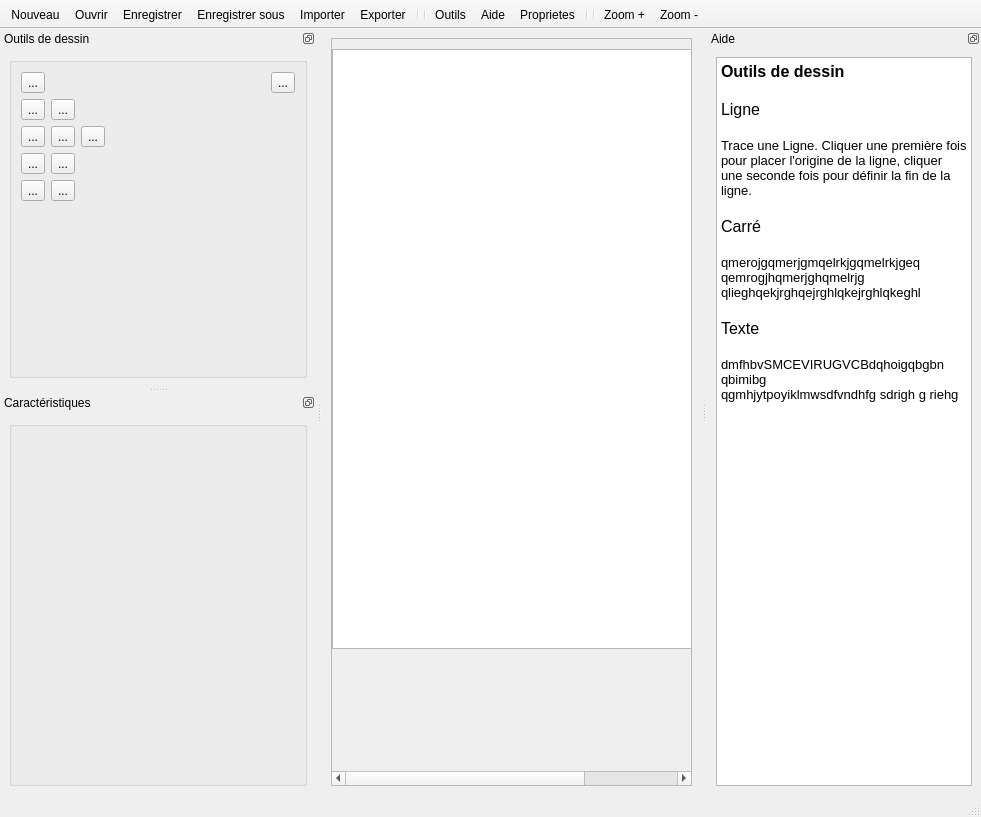
Before: the Qt Designer form mainwindow.ui in BARRY-JN/M1---vectorial-draw-application, drawn with Qt 5.
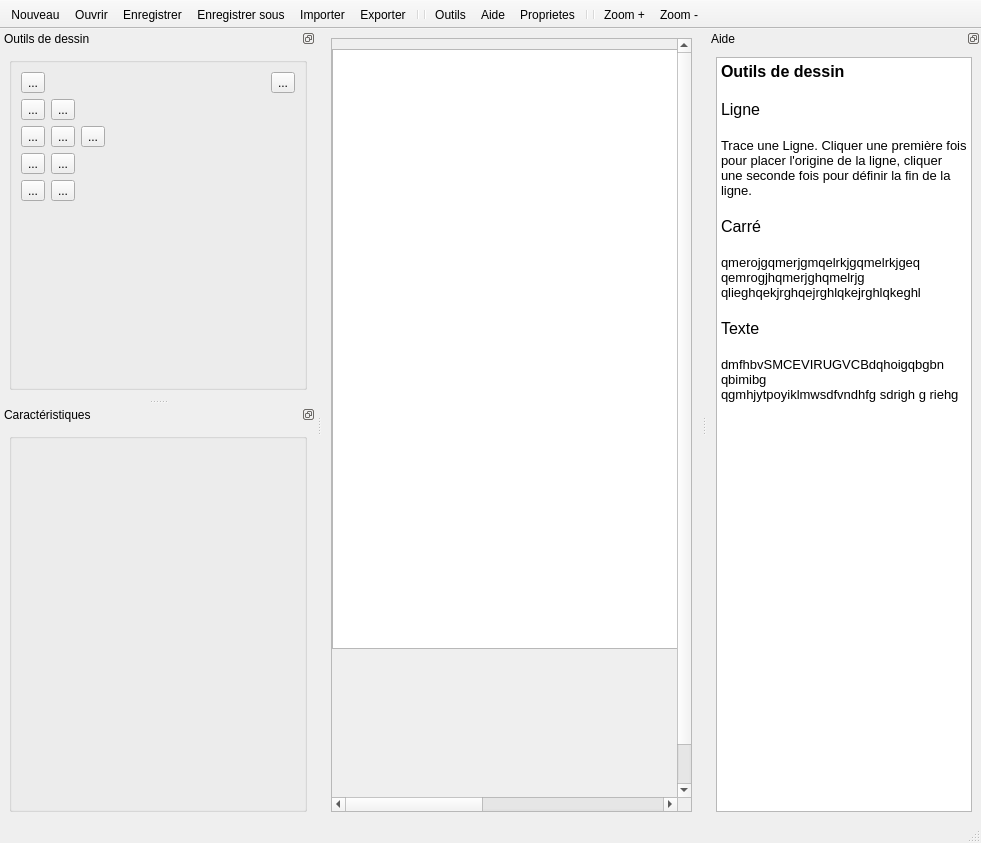
After: the same form once the commit is applied. Icons and pictures are not drawn. Custom widgets are drawn as their Qt base class.

The edit to the form file:
```diff
--- a/mainwindow.ui
+++ b/mainwindow.ui
@@ -7,7 +7,7 @@
     <x>0</x>
     <y>0</y>
     <width>981</width>
-    <height>790</height>
+    <height>843</height>
    </rect>
   </property>
   <property name="sizePolicy">
@@ -60,13 +60,13 @@
        <property name="geometry">
         <rect>
          <x>0</x>
-         <y>-12</y>
-         <width>498</width>
-         <height>686</height>
+         <y>0</y>
+         <width>800</width>
+         <height>800</height>
         </rect>
        </property>
        <property name="sizePolicy">
-        <sizepolicy hsizetype="Maximum" vsizetype="Maximum">
+        <sizepolicy hsizetype="Expanding" vsizetype="Expanding">
          <horstretch>0</horstretch>
          <verstretch>0</verstretch>
         </sizepolicy>
@@ -102,10 +102,10 @@
          <bool>true</bool>
         </property>
         <property name="verticalScrollBarPolicy">
-         <enum>Qt::ScrollBarAsNeeded</enum>
+         <enum>Qt::ScrollBarAlwaysOff</enum>
         </property>
         <property name="horizontalScrollBarPolicy">
-         <enum>Qt::ScrollBarAsNeeded</enum>
+         <enum>Qt::ScrollBarAlwaysOff</enum>
         </property>
         <property name="sizeAdjustPolicy">
          <enum>QAbstractScrollArea::AdjustToContents</enum>
@@ -117,8 +117,8 @@
          <rectf>
           <x>0.000000000000000</x>
           <y>0.000000000000000</y>
-          <width>400.000000000000000</width>
-          <height>400.000000000000000</height>
+          <width>600.000000000000000</width>
+          <height>600.000000000000000</height>
          </rectf>
         </property>
        </widget>
```
